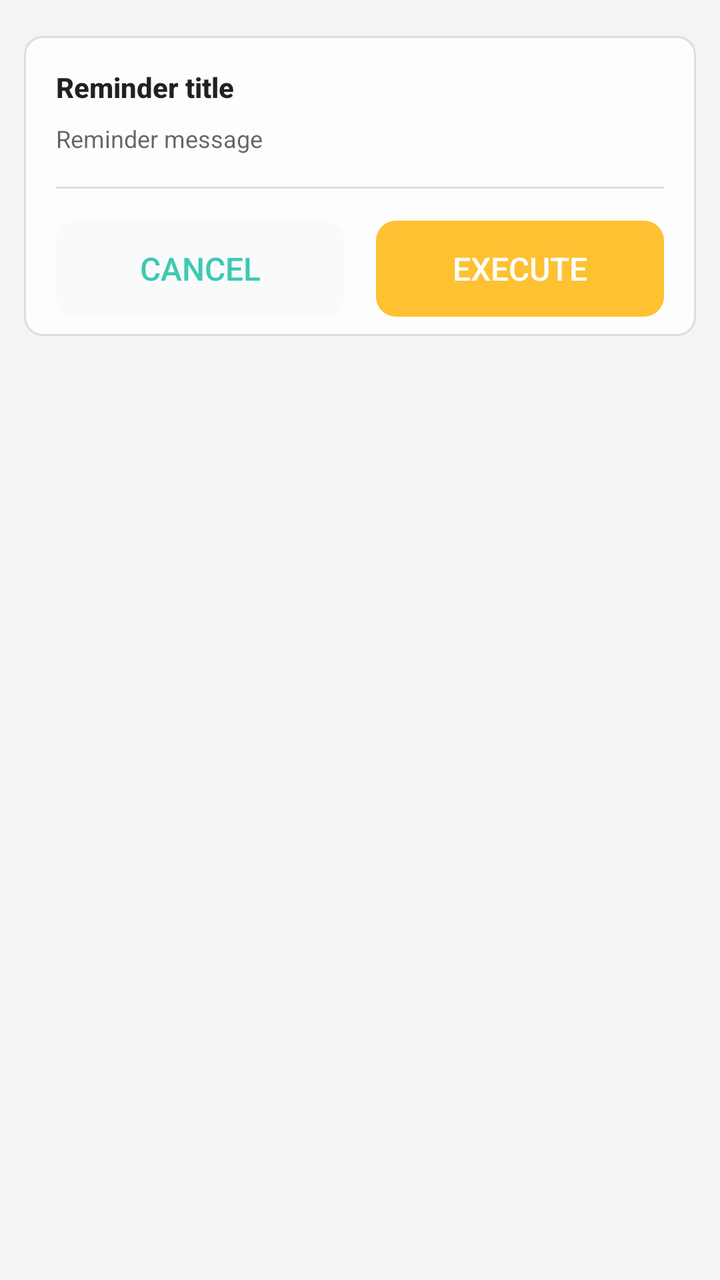
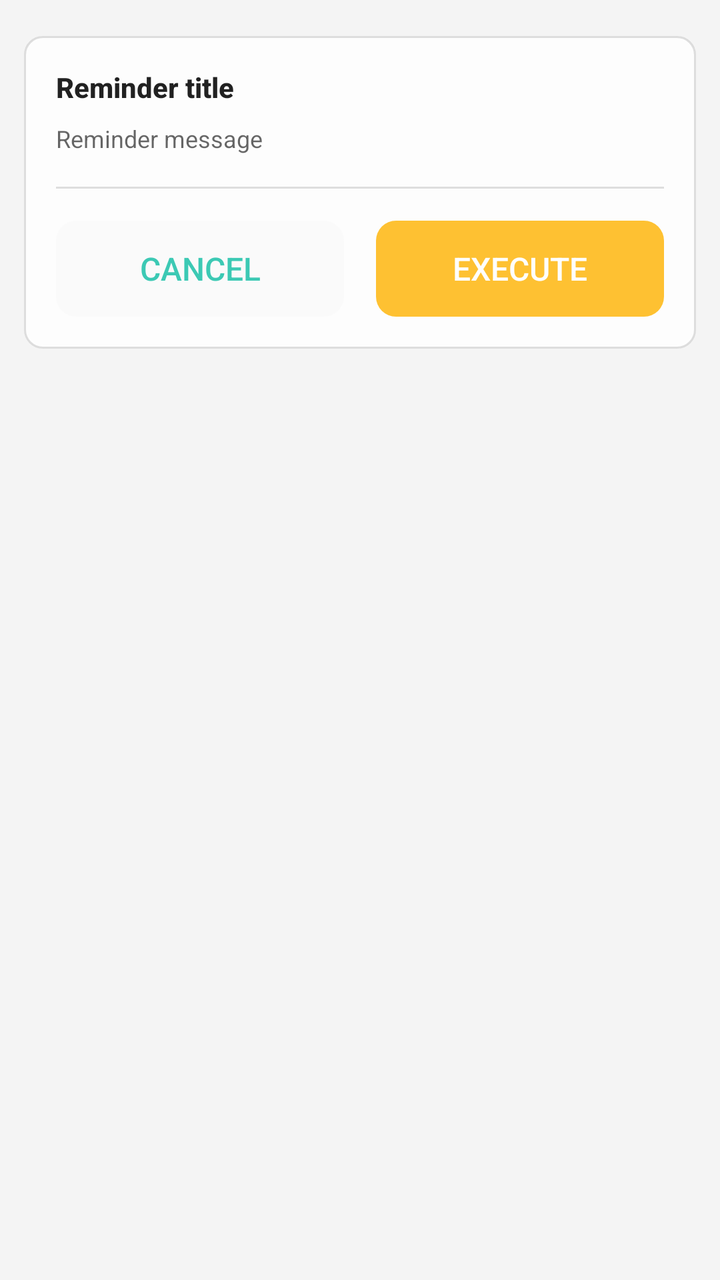

Before-and-after screenshots of an Android layout around one commit, followed by the original layout XML and the change that was made.
<!-- AndroidManifest.xml: application theme AppTheme -->
<!-- res/layout/dialog_warning.xml -->
<?xml version="1.0" encoding="utf-8"?>
<ScrollView
    xmlns:android="http://schemas.android.com/apk/res/android"
    android:overScrollMode="never"
    android:layout_width="match_parent"
    android:layout_height="match_parent">

    <LinearLayout
        android:layout_width="match_parent"
        android:layout_height="wrap_content"
        android:orientation="vertical"
        android:padding="12dp">

        <LinearLayout
            android:layout_width="match_parent"
            android:layout_height="wrap_content"
            android:minHeight="150dp"
            android:layout_marginTop="6dp"
            android:layout_marginBottom="8dp"
            android:background="@drawable/krscript_item_ripple_kon"
            android:orientation="vertical">

            <TextView
                android:id="@+id/confirm_title"
                style="@style/dialogTitle"
                android:text="@string/confirm_title" />
            <TextView
                android:id="@+id/confirm_message"
                style="@style/dialogDesc"
                android:text="@string/confirm_message" />

            <FrameLayout
                android:id="@+id/confirm_custom_view"
                android:layout_width="match_parent"
                android:layout_height="wrap_content" />
                
            
            <View
                android:layout_width="match_parent"
                android:layout_height="1dp"
                android:layout_marginHorizontal="16dp"
                android:layout_marginTop="16dp"
                android:background="?android:attr/listDivider" />
                
            <LinearLayout
                android:layout_marginTop="16dp"
                android:layout_marginHorizontal="16dp"
                android:orientation="horizontal"
                android:layout_width="match_parent"
                android:layout_height="wrap_content">

                <Button
                    android:id="@+id/btn_cancel"
                    style="@style/dialogCancelBtn"
                    android:text="@string/btn_cancel">
                </Button>
                <Button
                    android:id="@+id/btn_confirm"
                    style="@style/dialogConfirmBtn"
                    android:background="@drawable/btn_bg_large_warning"
                    android:text="@string/btn_execute">
                </Button>
            </LinearLayout>
        </LinearLayout>

    </LinearLayout>
</ScrollView>
<!-- resources referenced by this layout -->
<resources>
  <string name="btn_cancel">Cancel</string>
  <string name="btn_execute">Execute</string>
  <string name="confirm_message">Reminder message</string>
  <string name="confirm_title">Reminder title</string>
  <style name="dialogCancelBtn" parent="dialogLargeBtn">
          <item name="android:layout_marginStart">0dp</item>
          <item name="android:background">@drawable/btn_bg_large_secondary</item>
      </style>
  <style name="dialogConfirmBtn" parent="dialogLargeBtn">
          <item name="android:textColor">#FFFFFF</item>
          <item name="android:background">@drawable/btn_bg_large</item>
      </style>
  <style name="dialogDesc" parent="@style/textSmall">
          <item name="android:paddingStart">16dp</item>
          <item name="android:paddingEnd">16dp</item>
          <item name="android:paddingTop">8dp</item>
          <item name="android:layout_width">match_parent</item>
          <item name="android:layout_height">wrap_content</item>
      </style>
  <style name="dialogTitle" parent="@style/textTitle">
          <item name="android:paddingStart">16dp</item>
          <item name="android:paddingEnd">16dp</item>
          <item name="android:paddingTop">16dp</item>
          <item name="android:layout_width">match_parent</item>
          <item name="android:layout_height">wrap_content</item>
      </style>
  <!-- drawable btn_bg_large (drawable) -->
  <?xml version="1.0" encoding="utf-8"?>
  <selector xmlns:android="http://schemas.android.com/apk/res/android">
      <item android:drawable="@drawable/btn_bg_active_large" android:state_pressed="true" />
      <item android:drawable="@drawable/btn_bg_disabled_large" android:state_enabled="false" />
      <item android:drawable="@drawable/btn_bg_inactive_large" />
  </selector>
  <style name="textSmall">
          <item name="android:textColor">?android:attr/textColorSecondary</item>
          <item name="android:textSize">12sp</item>
      </style>
  <style name="textTitle">
          <item name="android:textColor">?android:attr/textColorPrimary</item>
          <item name="android:textStyle">bold</item>
          <item name="android:textSize">14dp</item>
      </style>
  <color name="colorPrimary">#64CDB6</color>
  <color name="colorPrimaryDark">#30C7B6</color>
  <color name="colorAccent">#0dbda2</color>
  <color name="colorParseDark">#20605f5f</color>
  <color name="colorPirmDark">#20000000</color>
  <color name="status_bg_light">@android:color/white</color>
  <color name="window_bg_light">#f4f4f4</color>
  <color name="cardBgLight">#CCFFFFFF</color>
  <color name="warning">#FFB300</color>
  <!-- drawable seekbar_thumb (drawable) -->
  <?xml version="1.0" encoding="utf-8"?>
  <shape xmlns:android="http://schemas.android.com/apk/res/android">
      <solid android:color="@android:color/transparent" />
      <corners android:radius="10dp" />
      <size
          android:width="12dp"
          android:height="12dp" />
  </shape>
  <!-- drawable switch_track_disabled (drawable) -->
  <?xml version="1.0" encoding="utf-8"?>
  <shape xmlns:android="http://schemas.android.com/apk/res/android">
      <solid android:color="#22888888" />
      <corners android:radius="10dp" />
      <size android:width="66dp" android:height="20dp" />
  </shape>
  <!-- drawable switch_track_open (drawable) -->
  <?xml version="1.0" encoding="utf-8"?>
  <shape xmlns:android="http://schemas.android.com/apk/res/android">
      <solid android:color="?android:colorAccent" />
      <corners android:radius="10dp" />
      <size android:width="66dp" android:height="20dp" />
  </shape>
  <!-- drawable switch_track_close (drawable) -->
  <?xml version="1.0" encoding="utf-8"?>
  <shape xmlns:android="http://schemas.android.com/apk/res/android">
      <solid android:color="#44888888" />
      <corners android:radius="10dp" />
      <size android:width="66dp" android:height="20dp" />
  </shape>
  <!-- unchanged entries left out for length: 19 -->
</resources>

<!-- the commit's change to res/layout/dialog_warning.xml (unified diff, before → after) -->
@@ -43,8 +43,7 @@
                 android:background="?android:attr/listDivider" />
                 
             <LinearLayout
-                android:layout_marginTop="16dp"
-                android:layout_marginHorizontal="16dp"
+                android:layout_margin="16dp"
                 android:orientation="horizontal"
                 android:layout_width="match_parent"
                 android:layout_height="wrap_content">
